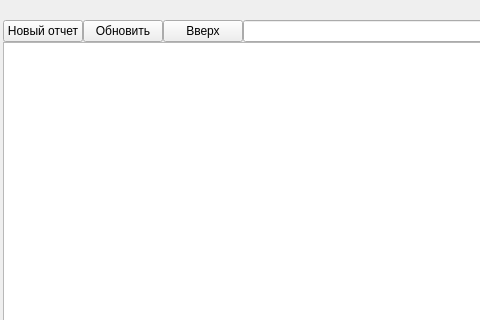
Qt form gitbrowser/filesbrowser.ui (maxvas/SciLyx) before a commit; both pictures show x 0 to 480 and y 0 to 320 of the 842 by 528 pixel window.
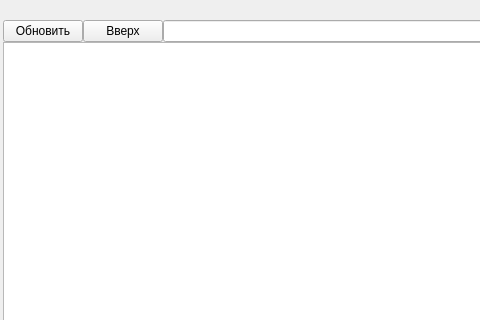
The same form after that commit. Icons and pictures are not drawn.

Commit message: NewDocument window

The edit to the form file:
```diff
--- a/gitbrowser/filesbrowser.ui
+++ b/gitbrowser/filesbrowser.ui
@@ -34,26 +34,6 @@
    </item>
    <item>
     <layout class="QHBoxLayout" name="horizontalLayout">
-     <item>
-      <widget class="QPushButton" name="newDocumentBtn">
-       <property name="maximumSize">
-        <size>
-         <width>300</width>
-         <height>27</height>
-        </size>
-       </property>
-       <property name="toolTip">
-        <string>Выполнить синхронизацию файлов и папок</string>
-       </property>
-       <property name="text">
-        <string>Новый отчет</string>
-       </property>
-       <property name="icon">
-        <iconset resource="gitbrowser.qrc">
-         <normaloff>:/images/new-document.png</normaloff>:/images/new-document.png</iconset>
-       </property>
-      </widget>
-     </item>
      <item>
       <widget class="QPushButton" name="updateBtn">
        <property name="maximumSize">
```
The commit also changes 7 other files.
